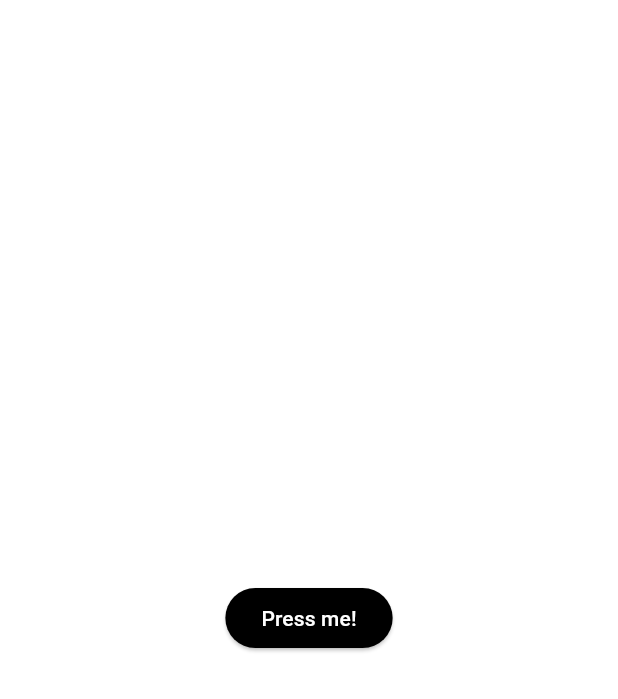
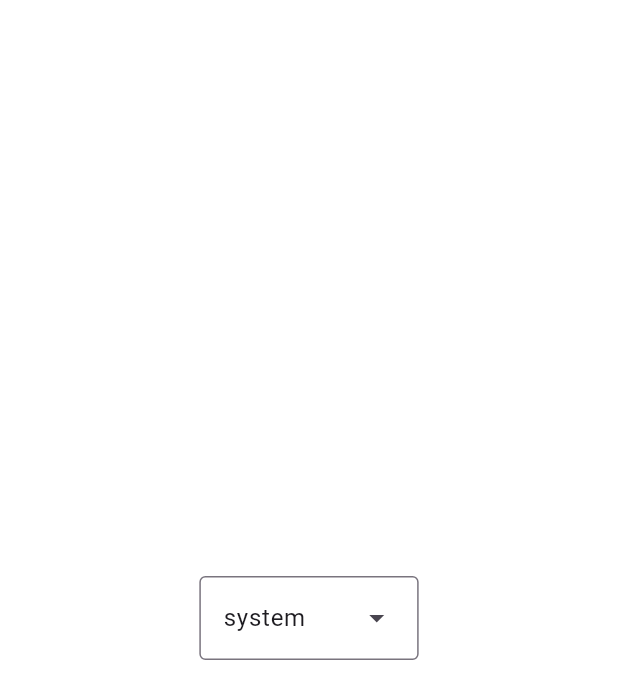
Before and after one commit to HeliosShieldProject/frontend-flutter, a Flutter app: the screen it shows after launch, on a phone screen of 412 x 824 dp. Shown: the top 699 px of the screen. Run offline on Flutter 3.47's test engine with Material 3 defaults, Android fonts, the phone set to English and light mode, and no system bars; our stand-ins replace hive, hive_flutter, jwt_decoder; accounts and stored records are empty; Roboto replaces fonts that are missing (Ubuntu).

Commit message:
cnhg: nothing works :P InheritedWidget state management decided not to work today, i don't blame it)

```diff
--- a/lib/app/ui/app.dart
+++ b/lib/app/ui/app.dart
@@ -1,5 +1,6 @@
 
 import 'package:flutter/material.dart';
+import 'package:flutter/widgets.dart';
 import 'package:helios/common/common.dart';
 
 class App extends StatelessWidget {
@@ -7,13 +8,41 @@ class App extends StatelessWidget {
 
   @override
   Widget build(BuildContext context) =>
-    AppTheme(
-      theme: lightTheme,
-      child: const MaterialApp(
-        debugShowCheckedModeBanner: false,
-        home: HomeScreen(),
-      ),
+    const AppUser(
+      child: AppUserSettings(
+        child: AppTheme(
+          child: MaterialApp(
+              debugShowCheckedModeBanner: false,
+              home: SplashScreen(),
+            ),
+        )
+      )
     );
+}
+
+class SplashScreen extends StatelessWidget {
+  const SplashScreen({super.key});
+
+  @override
+  Widget build(BuildContext context) {
+    bool isSettingsBoxOpen = AppUserSettings.isBoxOpen(context, listen: true);
+    if(isSettingsBoxOpen) {
+      WidgetsBinding.instance.addPostFrameCallback((_) => Navigator.of(context).pushReplacement(MaterialPageRoute(builder:
+        (context) => const HomeScreen()
+      )));
+    }
+    return const Scaffold(
+      backgroundColor: Colors.black,
+      body: Column(
+        mainAxisAlignment: MainAxisAlignment.center,
+        crossAxisAlignment: CrossAxisAlignment.center,
+        children: [
+          Text("Welcome",),
+          CircularProgressIndicator.adaptive()
+        ],
+      )
+    );
+  }
 }
 
 class HomeScreen extends StatefulWidget {
@@ -26,24 +55,30 @@ class HomeScreen extends StatefulWidget {
 class _HomeScreenState extends State<HomeScreen> {
   late MyTheme theme;
 
-  @override
-  void didChangeDependencies() {
+  @override void didChangeDependencies() {
     super.didChangeDependencies();
-    theme = AppTheme.of(context, listen: true);
+    theme = getTheme(AppUserSettings.of(context, listen: true)!.selectedTheme);
+    print("HomeScreen didChangeDependencies");
   }
 
   @override
   Widget build(BuildContext context) {
+
     return Scaffold(
-      backgroundColor: theme.theme!.colorScheme.background,
+      backgroundColor: theme.themeData.colorScheme.background,
       body: Center(
-        child: ElevatedButton(
-          onPressed: () => changeTheme(context),
-          style: theme.theme!.elevatedButtonTheme.style,
-          child: Text("Press me!",
-            style: theme.theme!.textTheme.displayMedium,
-          )
-        ),
+        child: DropdownMenu<SelectedTheme>(
+          dropdownMenuEntries: SelectedTheme.values.map<DropdownMenuEntry<SelectedTheme>>(
+            (SelectedTheme selectedTheme) {
+              return DropdownMenuEntry<SelectedTheme>(
+                value: selectedTheme,
+                label: selectedTheme.name,
+              );
+            }
+          ).toList(),
+          initialSelection: (AppUserSettings.of(context) ?? UserSettingsImpl()).selectedTheme,
+          onSelected: (value) => AppUserSettings.changeTheme(context, value!),
+        )
       ),
     );
   }
--- a/lib/common/theme/theme.dart
+++ b/lib/common/theme/theme.dart
@@ -1,17 +1,26 @@
 import 'package:flutter/material.dart';
+import 'package:flutter/scheduler.dart';
+import '../common.dart';
 
 class MyTheme {
   const MyTheme({
-    required this.theme,
+    required this.themeData,
     required this.isLight,
   });
 
-  final ThemeData? theme;
-  final bool? isLight;
+  final ThemeData themeData;
+  final bool isLight;
 }
 
+MyTheme getTheme(SelectedTheme? theme) => switch(theme) {
+    (SelectedTheme.system) => SchedulerBinding.instance.platformDispatcher.platformBrightness == Brightness.dark ? darkTheme : lightTheme,
+    (SelectedTheme.dark) => darkTheme,
+    (SelectedTheme.light) => lightTheme,
+    (null) => throw("Unknown behaviour"),
+};
+
 final MyTheme darkTheme = MyTheme(
-  theme: ThemeData(
+  themeData: ThemeData(
     colorScheme: const ColorScheme.dark(
       primary: Color(0xFFACB823),
       secondary: Color(0xFF83847D),
@@ -41,7 +50,7 @@ final MyTheme darkTheme = MyTheme(
 );
 
 final MyTheme lightTheme = MyTheme(
-  theme: ThemeData(
+  themeData: ThemeData(
     colorScheme: const ColorScheme.dark(
       primary: Color(0xFFACB823),
       secondary: Color(0xFF83847D),
--- a/lib/common/theme/theme_dependency.dart
+++ b/lib/common/theme/theme_dependency.dart
@@ -1,67 +1,65 @@
 import 'package:flutter/material.dart';
 import 'package:helios/common/common.dart';
-import 'theme.dart';
 
 class AppTheme extends StatefulWidget {
   const AppTheme({
     super.key,
-    required this.theme,
-    required this.child,
+    required this.child
   });
 
   final Widget child;
-  final MyTheme theme;
 
   static MyTheme of(BuildContext context, {bool listen = false}) =>
-    _ThemeInheritedWidget.of(context, listen: listen).theme;
-
-  static void update(BuildContext context, MyTheme theme) {
-    _ThemeInheritedWidget.of(context).state._update(theme);
-  }
+    _AppThemeInheritedWidget.of(context, listen: listen).theme;
 
   @override
   State<AppTheme> createState() => _AppThemeState();
 }
 
 class _AppThemeState extends State<AppTheme> {
-  MyTheme? theme;
+  late MyTheme theme;
 
-  void _update(MyTheme theme) {
+  @override
+  void didChangeDependencies() {
+    super.didChangeDependencies();
+    var appSettings = AppUserSettings.of(context, listen: true);
+    print("AppTheme didChangeDependencies");
     setState(() {
-      this.theme = theme;
+      theme = getTheme((appSettings ?? UserSettingsImpl()).selectedTheme);
     });
   }
 
   @override
-  Widget build(BuildContext context) {
-    return _ThemeInheritedWidget(
-      theme: theme ?? widget.theme,
-      state: this,
-      child: widget.child,
-    );
-  }
+  Widget build(BuildContext context) => _AppThemeInheritedWidget(
+    theme: theme,
+    state: this,
+    child: widget.child
+  );
 }
-
- @immutable
-class _ThemeInheritedWidget extends InheritedWidget {
-  const _ThemeInheritedWidget({
+class _AppThemeInheritedWidget extends InheritedWidget {
+  const _AppThemeInheritedWidget({
+    super.key,
     required this.theme,
     required this.state,
     required super.child,
   });
 
+  final _AppThemeState state;
   final MyTheme theme;
-  final _AppThemeState state;
 
-  static _ThemeInheritedWidget? maybeof(BuildContext context, {bool listen = false}) => listen
+  static _AppThemeInheritedWidget? maybeof(BuildContext context, {bool listen = false}) => listen
     ?
-    context.dependOnInheritedWidgetOfExactType<_ThemeInheritedWidget>()
-    : context.getInheritedWidgetOfExactType<_ThemeInheritedWidget>();
+    context.dependOnInheritedWidgetOfExactType<_AppThemeInheritedWidget>()
+    :
+    context.getInheritedWidgetOfExactType<_AppThemeInheritedWidget>();
 
-  static _ThemeInheritedWidget of(BuildContext context, {bool listen = false}) =>
-    maybeof(context, listen: listen)!;
+  static _AppThemeInheritedWidget of(BuildContext context, {bool listen = false}) =>
+    maybeof(
+      context,
+      listen: listen
+    )!;
 
   @override
-  bool updateShouldNotify(_ThemeInheritedWidget oldWidget) =>
+  bool updateShouldNotify(_AppThemeInheritedWidget oldWidget) =>
     theme.isLight != oldWidget.theme.isLight;
 }
--- a/lib/common/user_settings/user_settings.dart
+++ b/lib/common/user_settings/user_settings.dart
@@ -1,41 +1,44 @@
-import 'package:flutter/material.dart';
-import 'package:flutter/scheduler.dart';
-import 'package:helios/common/theme/theme.dart';
+import 'package:hive/hive.dart';
+
+part 'user_settings.g.dart';
 
 abstract interface class UserSettings {
   SubscriptionType? subscriptionType;
+
   SelectedTheme? selectedTheme;
-
-  MyTheme get theme;
 }
 
+@HiveType(typeId: 0)
 class UserSettingsImpl implements UserSettings {
+  @HiveField(0)
   @override
-  SelectedTheme? selectedTheme;
+  SelectedTheme? selectedTheme = SelectedTheme.system;
 
+  @HiveField(1)
   @override
   SubscriptionType? subscriptionType = SubscriptionType.free;
-
-  @override
-  MyTheme get theme {
-    switch(selectedTheme) {
-      case(null):
-        return SchedulerBinding.instance.platformDispatcher.platformBrightness == Brightness.dark ? darkTheme : lightTheme;
-      case SelectedTheme.dark:
-        return darkTheme;
-      case SelectedTheme.light:
-        return lightTheme;
-    }
-  }
 }
 
+@HiveType(typeId: 1)
 enum SubscriptionType {
+  @HiveField(0)
   free,
+
+  @HiveField(1)
   premium,
+
+  @HiveField(2)
   superPremium,
 }
 
+@HiveType(typeId: 2)
 enum SelectedTheme {
+  @HiveField(0)
+  system,
+
+  @HiveField(1)
   dark,
+
+  @HiveField(2)
   light,
 }
--- a/lib/main.dart
+++ b/lib/main.dart
@@ -1,8 +1,12 @@
 import 'package:flutter/material.dart';
 import 'package:helios/app/ui/app.dart';
+import 'package:helios/common/user_settings/user_settings.dart';
 import 'package:hive_flutter/hive_flutter.dart';
 
 void main() async{
   await Hive.initFlutter();
+  Hive.registerAdapter(UserSettingsImplAdapter());
+  Hive.registerAdapter(SubscriptionTypeAdapter());
+  Hive.registerAdapter(SelectedThemeAdapter());
   runApp(const App());
 }
--- a/pubspec.yaml
+++ b/pubspec.yaml
@@ -43,7 +43,8 @@ dependencies:
 dev_dependencies:
   flutter_test:
     sdk: flutter
-
+  hive_generator: ^2.0.1
+  build_runner: ^2.4.11
   # The "flutter_lints" package below contains a set of recommended lints to
   # encourage good coding practices. The lint set provided by the package is
   # activated in the `analysis_options.yaml` file located at the root of your
```
Also changed, not shown: lib/common/user_settings/user_settings_dependency.dart (+48 -19 lines), lib/common/user_settings/user_settings.g.dart (added), pubspec.lock, 1 other file.
